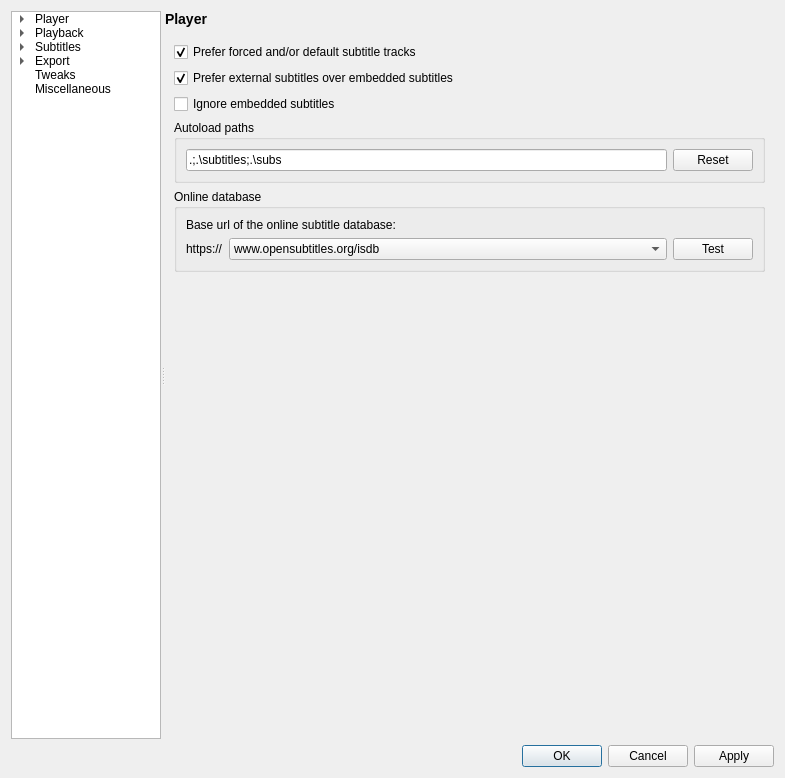
First picture: the form in settingswindow.ui, repository mpc-qt/mpc-qt, before the edit.
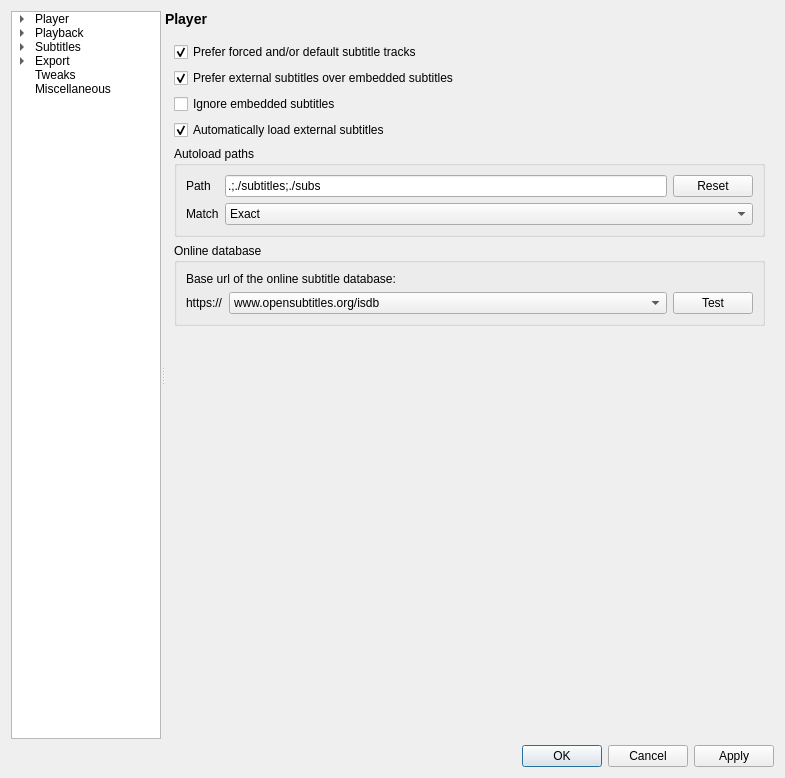
Second picture: the form after the edit. The open tabs and pages were chosen to show the change.

Commit message:
settingswindow: implement autoload subs path options
Might be easier now.  Probably fixes a bug that I've been told about.

Patch:
```diff
--- a/settingswindow.ui
+++ b/settingswindow.ui
@@ -6134,26 +6134,79 @@
              </property>
             </widget>
            </item>
+           <item>
+            <widget class="QCheckBox" name="subtitlesAutoloadExternal">
+             <property name="text">
+              <string>Automatically load external subtitles</string>
+             </property>
+             <property name="checked">
+              <bool>true</bool>
+             </property>
+            </widget>
+           </item>
            <item>
             <widget class="QGroupBox" name="subtitlesAutoloadBox">
              <property name="title">
               <string>Autoload paths</string>
              </property>
-             <layout class="QHBoxLayout" name="subtitlesAutoloadBoxLayout">
-              <item>
-               <widget class="QLineEdit" name="subtitlesAutoloadPath">
+             <layout class="QFormLayout" name="subtitlesAutoloadBoxLayout">
+              <item row="0" column="0">
+               <widget class="QLabel" name="subtitlesAutoloadPathLabel">
                 <property name="text">
-                 <string notr="true">.;.\subtitles;.\subs</string>
+                 <string>Path</string>
                 </property>
                </widget>
               </item>
-              <item>
-               <widget class="QPushButton" name="subtitlesAutoloadReset">
+              <item row="0" column="1">
+               <layout class="QHBoxLayout" name="subtitlesAutoloadPathLayout">
+                <item>
+                 <widget class="QLineEdit" name="subtitlesAutoloadPath">
+                  <property name="text">
+                   <string notr="true">.;./subtitles;./subs</string>
+                  </property>
+                 </widget>
+                </item>
+                <item>
+                 <widget class="QPushButton" name="subtitlesAutoloadReset">
+                  <property name="text">
+                   <string>Reset</string>
+                  </property>
+                 </widget>
+                </item>
+               </layout>
+              </item>
+              <item row="1" column="0">
+               <widget class="QLabel" name="subtitlesAutoloadMatchLabel">
                 <property name="text">
-                 <string>Reset</string>
+                 <string>Match</string>
                 </property>
                </widget>
               </item>
+              <item row="1" column="1">
+               <widget class="QComboBox" name="subtitlesAutoloadMatch">
+                <property name="sizePolicy">
+                 <sizepolicy hsizetype="MinimumExpanding" vsizetype="Fixed">
+                  <horstretch>0</horstretch>
+                  <verstretch>0</verstretch>
+                 </sizepolicy>
+                </property>
+                <item>
+                 <property name="text">
+                  <string>Exact</string>
+                 </property>
+                </item>
+                <item>
+                 <property name="text">
+                  <string>Fuzzy</string>
+                 </property>
+                </item>
+                <item>
+                 <property name="text">
+                  <string>All</string>
+                 </property>
+                </item>
+               </widget>
+              </item>
              </layout>
             </widget>
            </item>
```
Left out of the diff: 30 changed lines with no effect on the pictures. The commit also changes 4 other files.
